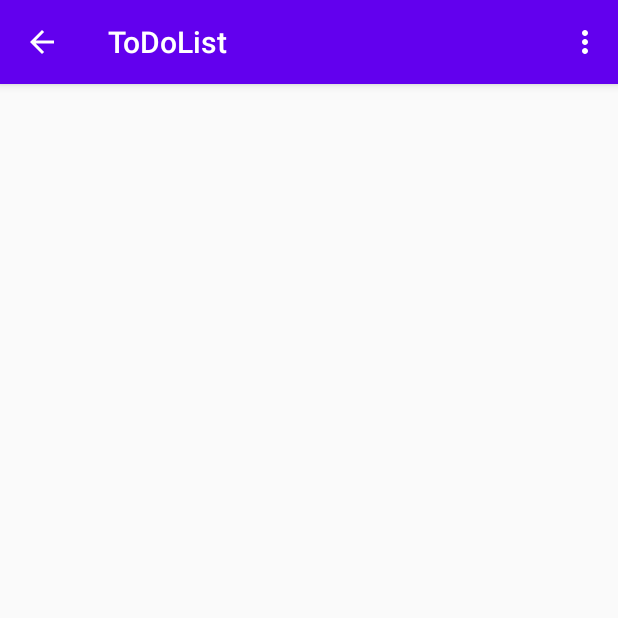
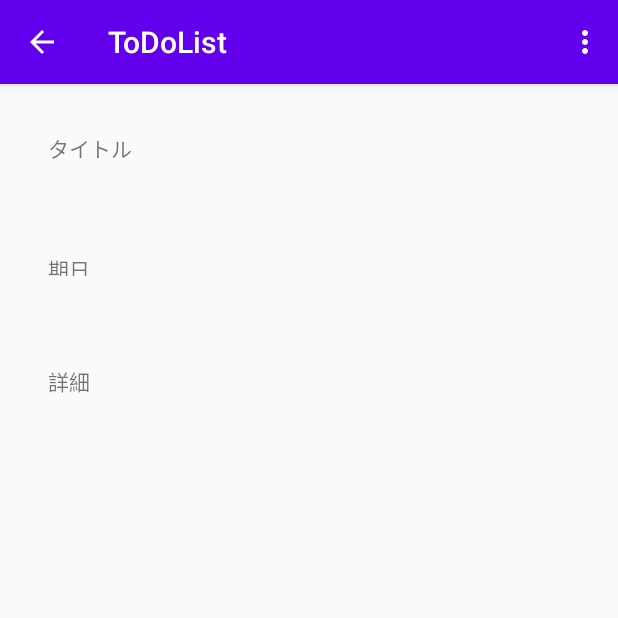
Before and after one commit to mdobashi0318/ToDoList_Android, an Android app: the TodoDetailActivity screen opened directly, with no data from a screen before it, on a phone screen of 412 x 824 dp, the top half of it. Run offline under Robolectric (Android 15) with nearby library versions, the phone set to English and light mode, and no system bars; 3 statements that could not run were skipped.

Commit message:
詳細画面に開いたtodoの値を反映

```diff
--- a/app/src/main/java/com/example/todolist/MainActivity.kt
+++ b/app/src/main/java/com/example/todolist/MainActivity.kt
@@ -38,6 +38,7 @@ class MainActivity : AppCompatActivity() {
 
     private fun onClick(todo: ToDoModel) {
         val intent = Intent(this, TodoDetailActivity::class.java)
+        intent.putExtra("todo", todo.createTime)
         startActivity(intent)
     }
 
--- a/app/src/main/java/com/example/todolist/ToDoModel.kt
+++ b/app/src/main/java/com/example/todolist/ToDoModel.kt
@@ -32,6 +32,11 @@ open class ToDoModel : RealmObject() {
     }
 
 
+    fun find(context: Context, createTime: String): ToDoModel? {
+        val realm = initRealm(context)
+        return realm.where(ToDoModel::class.java).equalTo("createTime", createTime).findFirst()
+    }
+
     fun addTodo(
         context: Context,
         toDoName: String,
--- a/app/src/main/java/com/example/todolist/TodoDetailActivity.kt
+++ b/app/src/main/java/com/example/todolist/TodoDetailActivity.kt
@@ -6,12 +6,27 @@ import android.os.Bundle
 import android.view.Menu
 import android.view.MenuInflater
 import android.view.MenuItem
+import kotlinx.android.synthetic.main.activity_todo_detail.*
 
 class TodoDetailActivity : AppCompatActivity() {
     override fun onCreate(savedInstanceState: Bundle?) {
         super.onCreate(savedInstanceState)
         setContentView(R.layout.activity_todo_detail)
         supportActionBar?.setDisplayHomeAsUpEnabled(true)
+
+        val date = intent.getStringExtra("todo")
+        var todo = ToDoModel().find(applicationContext, date)
+
+
+        println("todo; $todo")
+        if(todo != null) {
+            titleTextView.text = todo.toDoName
+            dateTextView.text = todo.todoDate
+            detailTextView.text = todo.toDoDetail
+        }
+
+
+
     }
 
     override fun onCreateOptionsMenu(menu: Menu): Boolean {
--- a/app/src/main/res/layout/activity_todo_detail.xml
+++ b/app/src/main/res/layout/activity_todo_detail.xml
@@ -6,4 +6,58 @@
     android:layout_height="match_parent"
     tools:context=".TodoDetailActivity">
 
+    <TextView
+        android:id="@+id/titleLabel"
+        android:layout_width="wrap_content"
+        android:layout_height="wrap_content"
+        android:layout_marginStart="32dp"
+        android:layout_marginTop="32dp"
+        android:text="@string/todoName"
+        app:layout_constraintStart_toStartOf="parent"
+        app:layout_constraintTop_toTopOf="parent" />
+
+    <TextView
+        android:id="@+id/titleTextView"
+        android:layout_width="wrap_content"
+        android:layout_height="wrap_content"
+        android:layout_marginTop="8dp"
+        android:text=""
+        app:layout_constraintStart_toStartOf="@+id/titleLabel"
+        app:layout_constraintTop_toBottomOf="@+id/titleLabel" />
+
+    <TextView
+        android:id="@+id/dateLabel"
+        android:layout_width="62dp"
+        android:layout_height="15dp"
+        android:layout_marginTop="32dp"
+        android:text="@string/todoDate"
+        app:layout_constraintStart_toStartOf="@+id/titleTextView"
+        app:layout_constraintTop_toBottomOf="@+id/titleTextView" />
+
+    <TextView
+        android:id="@+id/dateTextView"
+        android:layout_width="wrap_content"
+        android:layout_height="wrap_content"
+        android:layout_marginTop="8dp"
+        android:text=""
+        app:layout_constraintStart_toStartOf="@+id/dateLabel"
+        app:layout_constraintTop_toBottomOf="@+id/dateLabel" />
+
+    <TextView
+        android:id="@+id/detailLabel"
+        android:layout_width="wrap_content"
+        android:layout_height="wrap_content"
+        android:layout_marginTop="32dp"
+        android:text="@string/todoDetail"
+        app:layout_constraintStart_toStartOf="@+id/dateTextView"
+        app:layout_constraintTop_toBottomOf="@+id/dateTextView" />
+
+    <TextView
+        android:id="@+id/detailTextView"
+        android:layout_width="wrap_content"
+        android:layout_height="wrap_content"
+        android:layout_marginTop="8dp"
+        android:text=""
+        app:layout_constraintStart_toStartOf="@+id/detailLabel"
+        app:layout_constraintTop_toBottomOf="@+id/detailLabel" />
 </androidx.constraintlayout.widget.ConstraintLayout>
--- a/app/src/main/res/values/strings.xml
+++ b/app/src/main/res/values/strings.xml
@@ -2,4 +2,8 @@
     <string name="app_name">ToDoList</string>
     <string name="detail_edit">編集</string>
     <string name="detail_delete">削除</string>
+
+    <string name="todoName">タイトル</string>
+    <string name="todoDetail">詳細</string>
+    <string name="todoDate">期日</string>
 </resources>
```
